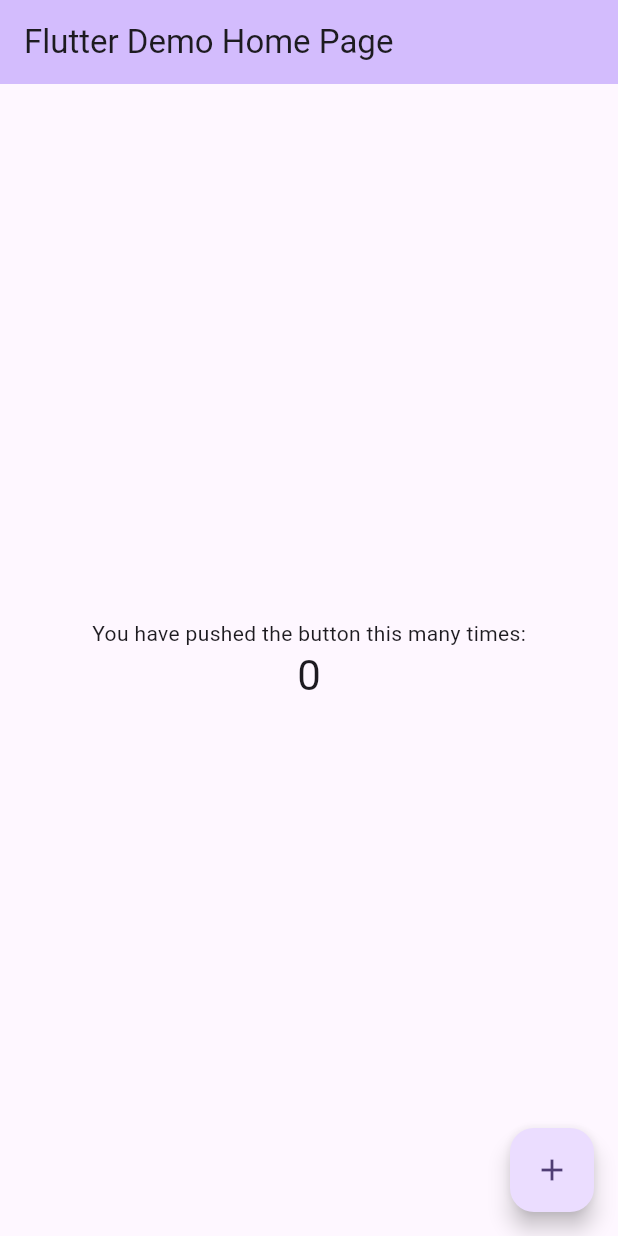
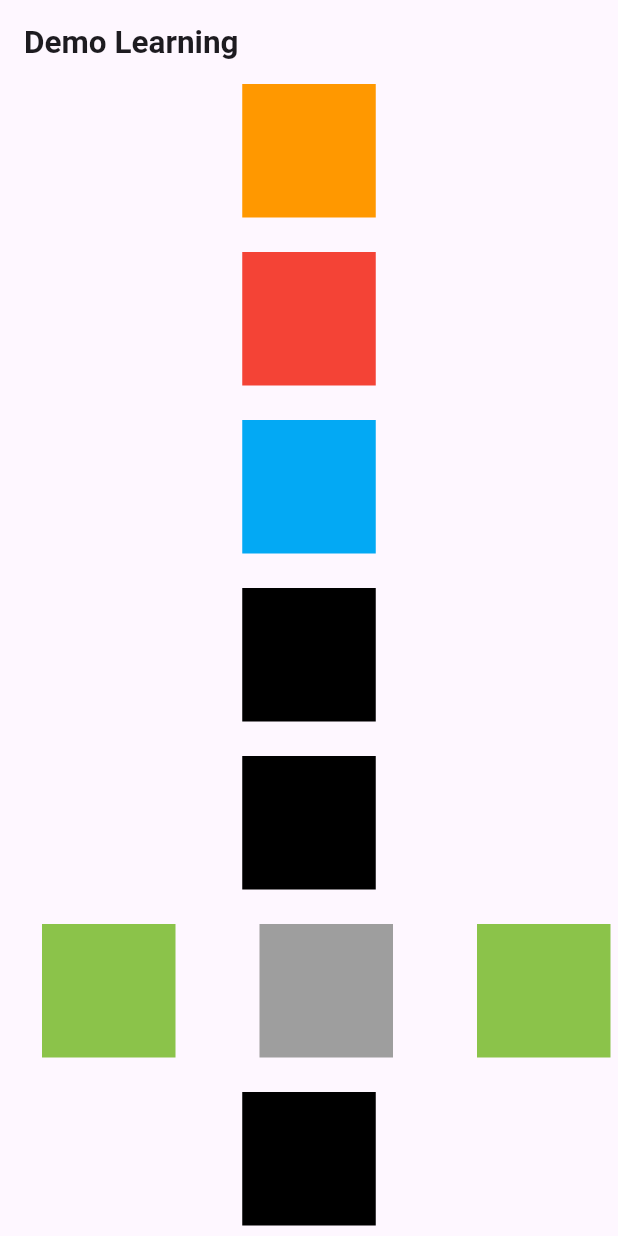
Before and after one commit to Vedsaga/learning_flutter, a Flutter app: the screen it shows after launch, on a phone screen of 412 x 824 dp. Run offline on Flutter 3.47's test engine with Material 3 defaults, Android fonts, the phone set to English and light mode, and no system bars.

Commit message:
adding example of horizontal-vertical-scroll

```diff
--- /dev/null
+++ b/lib/horizontal_vertical_scroll.dart
@@ -0,0 +1,102 @@
+import 'package:flutter/material.dart';
+
+class HorizontalVerticalScroll extends StatelessWidget {
+  const HorizontalVerticalScroll({super.key});
+
+  Color _getColumnColor1(int index) {
+    switch (index) {
+      case 0:
+        return Colors.orange;
+      case 1:
+        return Colors.red;
+      case 2:
+        return Colors.lightBlue;
+
+      default:
+        return Colors.black;
+    }
+  }
+
+  Color _getColumnColor2(int index) {
+    switch (index) {
+      case 0:
+        return Colors.black;
+      case 1:
+        return Colors.purple;
+      default:
+        return Colors.black;
+    }
+  }
+
+  Color _getRowColor(int index) {
+    switch (index) {
+      case 0:
+        return Colors.lightGreen;
+      case 1:
+        return Colors.grey;
+      case 2:
+        return Colors.lightGreen;
+      default:
+        return Colors.lightGreen;
+    }
+  }
+
+  @override
+  Widget build(BuildContext context) {
+    return Scaffold(
+        appBar: AppBar(
+          title: const Text(
+            'Demo Learning',
+            style: TextStyle(
+              fontSize: 21,
+              fontWeight: FontWeight.bold,
+            ),
+          ),
+        ),
+        body: SingleChildScrollView(
+          child: Center(
+            child: Column(
+              mainAxisAlignment: MainAxisAlignment.center,
+              children: [
+                ...List.generate(
+                  5,
+                  (index) => Padding(
+                    padding: const EdgeInsets.only(bottom: 23),
+                    child: ColoredBox(
+                      color: _getColumnColor1(index),
+                      child: const SizedBox(height: 89, width: 89),
+                    ),
+                  ),
+                ),
+                SizedBox(
+                  height: 89,
+                  child: ListView.builder(
+                      itemCount: 10,
+                      shrinkWrap: true,
+                      scrollDirection: Axis.horizontal,
+                      itemBuilder: (_, index) {
+                        return Padding(
+                          padding: const EdgeInsets.symmetric(horizontal: 28),
+                          child: ColoredBox(
+                              color: _getRowColor(index),
+                              child: const SizedBox(
+                                height: 89,
+                                width: 89,
+                              )),
+                        );
+                      }),
+                ),
+                ...List.generate(
+                    5,
+                    (index) => Padding(
+                        padding: const EdgeInsets.only(top: 23),
+                        child: ColoredBox(
+                          color: _getColumnColor2(index),
+                          child: const SizedBox(height: 89, width: 89),
+                        )))
+              ],
+            ),
+          ),
+        ));
+  }
+}
--- a/lib/main.dart
+++ b/lib/main.dart
@@ -1,125 +1,16 @@
 import 'package:flutter/material.dart';
+import 'package:learning_flutter/horizontal_vertical_scroll.dart';
 
 void main() {
-  runApp(const MyApp());
+  // run flutter app
+  runApp(const LayerDesign());
 }
 
-class MyApp extends StatelessWidget {
-  const MyApp({super.key});
-
-  // This widget is the root of your application.
-  @override
-  Widget build(BuildContext context) {
-    return MaterialApp(
-      title: 'Flutter Demo',
-      theme: ThemeData(
-        // This is the theme of your application.
-        //
-        // TRY THIS: Try running your application with "flutter run". You'll see
-        // the application has a purple toolbar. Then, without quitting the app,
-        // try changing the seedColor in the colorScheme below to Colors.green
-        // and then invoke "hot reload" (save your changes or press the "hot
-        // reload" button in a Flutter-supported IDE, or press "r" if you used
-        // the command line to start the app).
-        //
-        // Notice that the counter didn't reset back to zero; the application
-        // state is not lost during the reload. To reset the state, use hot
-        // restart instead.
-        //
-        // This works for code too, not just values: Most code changes can be
-        // tested with just a hot reload.
-        colorScheme: ColorScheme.fromSeed(seedColor: Colors.deepPurple),
-        useMaterial3: true,
-      ),
-      home: const MyHomePage(title: 'Flutter Demo Home Page'),
-    );
-  }
-}
-
-class MyHomePage extends StatefulWidget {
-  const MyHomePage({super.key, required this.title});
-
-  // This widget is the home page of your application. It is stateful, meaning
-  // that it has a State object (defined below) that contains fields that affect
-  // how it looks.
-
-  // This class is the configuration for the state. It holds the values (in this
-  // case the title) provided by the parent (in this case the App widget) and
-  // used by the build method of the State. Fields in a Widget subclass are
-  // always marked "final".
-
-  final String title;
-
-  @override
-  State<MyHomePage> createState() => _MyHomePageState();
-}
-
-class _MyHomePageState extends State<MyHomePage> {
-  int _counter = 0;
-
-  void _incrementCounter() {
-    setState(() {
-      // This call to setState tells the Flutter framework that something has
-      // changed in this State, which causes it to rerun the build method below
-      // so that the display can reflect the updated values. If we changed
-      // _counter without calling setState(), then the build method would not be
-      // called again, and so nothing would appear to happen.
-      _counter++;
-    });
-  }
+class LayerDesign extends StatelessWidget {
+  const LayerDesign({super.key});
 
   @override
   Widget build(BuildContext context) {
-    // This method is rerun every time setState is called, for instance as done
-    // by the _incrementCounter method above.
-    //
-    // The Flutter framework has been optimized to make rerunning build methods
-    // fast, so that you can just rebuild anything that needs updating rather
-    // than having to individually change instances of widgets.
-    return Scaffold(
-      appBar: AppBar(
-        // TRY THIS: Try changing the color here to a specific color (to
-        // Colors.amber, perhaps?) and trigger a hot reload to see the AppBar
-        // change color while the other colors stay the same.
-        backgroundColor: Theme.of(context).colorScheme.inversePrimary,
-        // Here we take the value from the MyHomePage object that was created by
-        // the App.build method, and use it to set our appbar title.
-        title: Text(widget.title),
-      ),
-      body: Center(
-        // Center is a layout widget. It takes a single child and positions it
-        // in the middle of the parent.
-        child: Column(
-          // Column is also a layout widget. It takes a list of children and
-          // arranges them vertically. By default, it sizes itself to fit its
-          // children horizontally, and tries to be as tall as its parent.
-          //
-          // Column has various properties to control how it sizes itself and
-          // how it positions its children. Here we use mainAxisAlignment to
-          // center the children vertically; the main axis here is the vertical
-          // axis because Columns are vertical (the cross axis would be
-          // horizontal).
-          //
-          // TRY THIS: Invoke "debug painting" (choose the "Toggle Debug Paint"
-          // action in the IDE, or press "p" in the console), to see the
-          // wireframe for each widget.
-          mainAxisAlignment: MainAxisAlignment.center,
-          children: <Widget>[
-            const Text(
-              'You have pushed the button this many times:',
-            ),
-            Text(
-              '$_counter',
-              style: Theme.of(context).textTheme.headlineMedium,
-            ),
-          ],
-        ),
-      ),
-      floatingActionButton: FloatingActionButton(
-        onPressed: _incrementCounter,
-        tooltip: 'Increment',
-        child: const Icon(Icons.add),
-      ), // This trailing comma makes auto-formatting nicer for build methods.
-    );
+    return const MaterialApp(home: HorizontalVerticalScroll());
   }
 }
```
